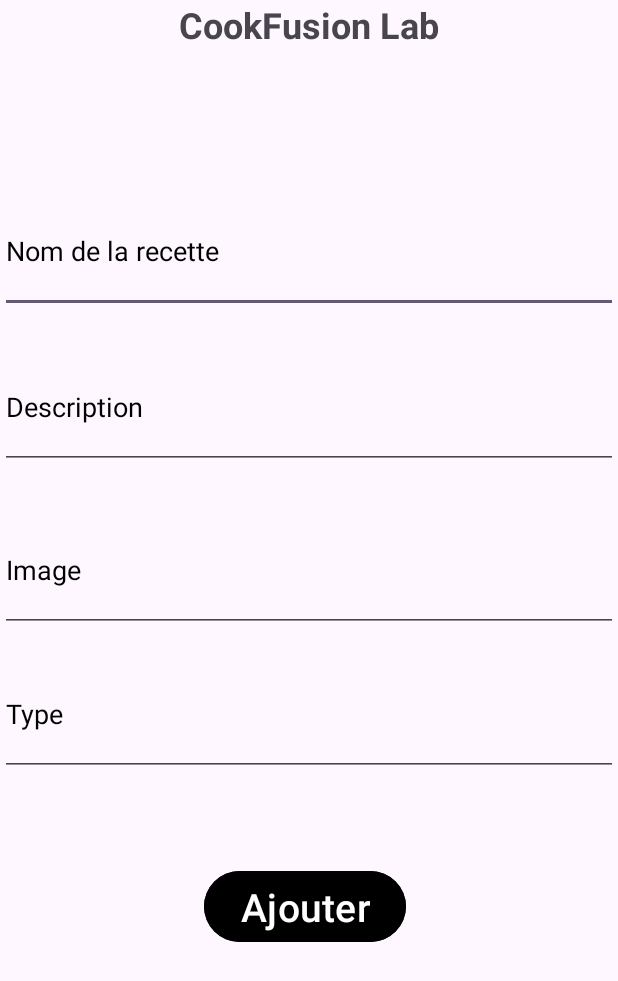
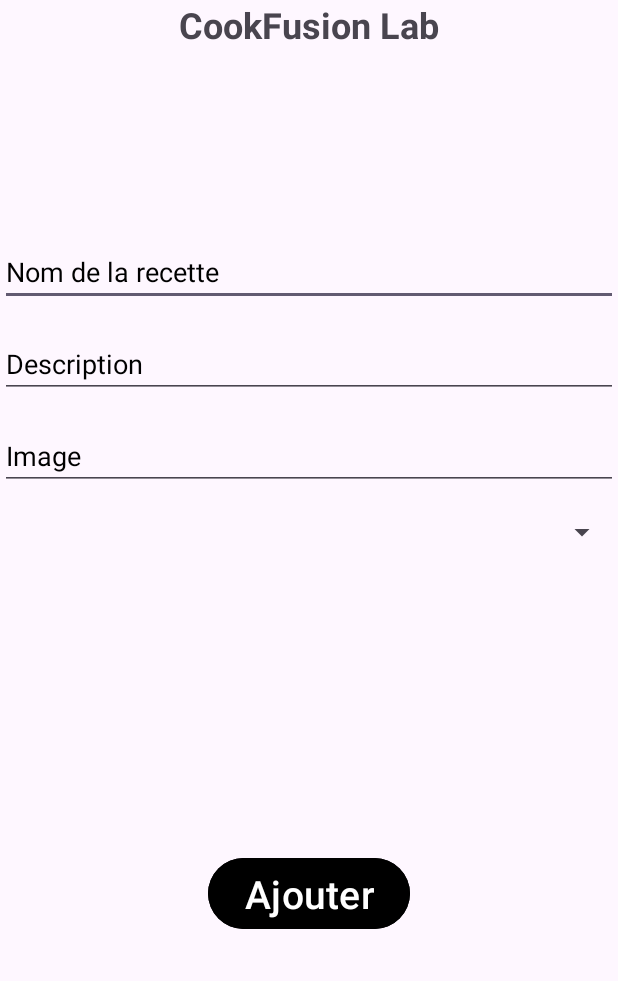
Before and after one commit to ErwanDemay/ProjetAgile_android, an Android app: the AjoutRecetteActivity screen opened directly, with no data from a screen before it, on a phone screen of 412 x 824 dp. Shown: the top 981 px of the screen. Run offline under Robolectric (Android 15) with nearby library versions, the phone set to English and light mode, and no system bars.

Commit message:
edittext_background.xml

```diff
--- a/app/src/main/res/layout/activity_ajout_recette.xml
+++ b/app/src/main/res/layout/activity_ajout_recette.xml
@@ -22,74 +22,63 @@
         android:hint="Nom de la recette"
         android:textColorHint="@color/black"
         android:layout_width="0dp"
-        android:layout_height="0dp"
+        android:layout_height="wrap_content"
         android:layout_marginTop="126dp"
-        android:layout_marginBottom="22dp"
-        android:layout_weight="1"
         android:ems="10"
         android:inputType="textPersonName"
-        app:layout_constraintBottom_toTopOf="@+id/editTextNomDescription"
-        app:layout_constraintEnd_toEndOf="parent"
+        app:layout_constraintTop_toBottomOf="@id/header"
         app:layout_constraintStart_toStartOf="parent"
-        app:layout_constraintTop_toTopOf="parent" />
+        app:layout_constraintEnd_toEndOf="parent" />
 
     <EditText
         android:id="@+id/editTextNomDescription"
-        android:hint="Description "
+        android:hint="Description"
         android:textColorHint="@color/black"
         android:layout_width="0dp"
-        android:layout_height="0dp"
-        android:layout_marginBottom="26dp"
-        android:layout_weight="1"
+        android:layout_height="wrap_content"
+        android:layout_marginTop="16dp"
         android:ems="10"
-        android:inputType="textPersonName"
-        app:layout_constraintBottom_toTopOf="@+id/editTextImage"
-        app:layout_constraintEnd_toEndOf="parent"
+        android:inputType="textMultiLine"
+        app:layout_constraintTop_toBottomOf="@id/editTextNom"
         app:layout_constraintStart_toStartOf="parent"
-        app:layout_constraintTop_toBottomOf="@+id/editTextNom" />
+        app:layout_constraintEnd_toEndOf="parent" />
 
     <EditText
         android:id="@+id/editTextImage"
-        android:hint="Image "
+        android:hint="Image"
         android:textColorHint="@color/black"
         android:layout_width="0dp"
-        android:layout_height="0dp"
-        android:layout_marginBottom="14dp"
-        android:layout_weight="1"
+        android:layout_height="wrap_content"
+        android:layout_marginTop="16dp"
         android:ems="10"
-        android:inputType="textPersonName"
-        app:layout_constraintBottom_toTopOf="@+id/editTextType"
-        app:layout_constraintEnd_toEndOf="parent"
+        android:inputType="textUri"
+        app:layout_constraintTop_toBottomOf="@id/editTextNomDescription"
         app:layout_constraintStart_toStartOf="parent"
-        app:layout_constraintTop_toBottomOf="@+id/editTextNomDescription" />
+        app:layout_constraintEnd_toEndOf="parent" />
 
-    <EditText
-        android:id="@+id/editTextType"
-        android:hint="Type  "
-        android:textColorHint="@color/black"
+    <!-- Spinner pour sélectionner le type -->
+    <Spinner
+        android:id="@+id/spinnerType"
         android:layout_width="0dp"
-        android:layout_height="0dp"
-        android:layout_marginBottom="59dp"
-        android:layout_weight="1"
-        android:ems="10"
-        android:inputType="textPersonName"
-        app:layout_constraintBottom_toTopOf="@+id/buttonAjouter"
-        app:layout_constraintEnd_toEndOf="parent"
+        android:layout_height="wrap_content"
+        android:layout_marginTop="16dp"
+        app:layout_constraintTop_toBottomOf="@id/editTextImage"
         app:layout_constraintStart_toStartOf="parent"
-        app:layout_constraintTop_toBottomOf="@+id/editTextImage" />
+        app:layout_constraintEnd_toEndOf="parent" />
 
     <Button
         android:id="@+id/buttonAjouter"
         android:layout_width="wrap_content"
         android:layout_height="wrap_content"
-        android:layout_marginStart="136dp"
-        android:layout_marginBottom="192dp"
+        android:layout_marginTop="32dp"
+        android:layout_marginBottom="32dp"
         android:backgroundTint="@color/black"
         android:text="Ajouter"
         android:textColor="@android:color/white"
-        android:textSize="26dp"
+        android:textSize="26sp"
+        app:layout_constraintTop_toBottomOf="@id/spinnerType"
         app:layout_constraintBottom_toBottomOf="parent"
         app:layout_constraintStart_toStartOf="parent"
-        app:layout_constraintTop_toBottomOf="@+id/editTextType" />
+        app:layout_constraintEnd_toEndOf="parent" />
 
 </androidx.constraintlayout.widget.ConstraintLayout>
```
Also changed, not shown: app/src/main/res/layout/activity_consult_recette.xml (+13 -28 lines), app/src/main/res/layout/activity_modifier_recette.xml (+6 -11 lines).
